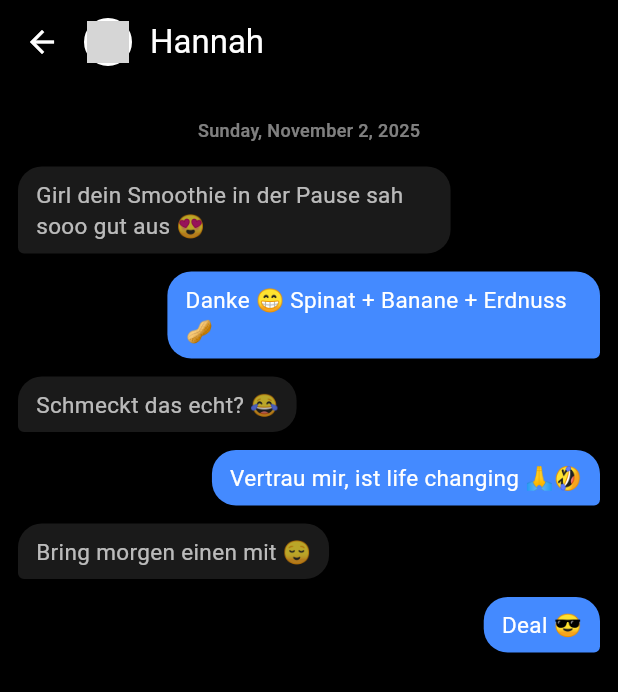
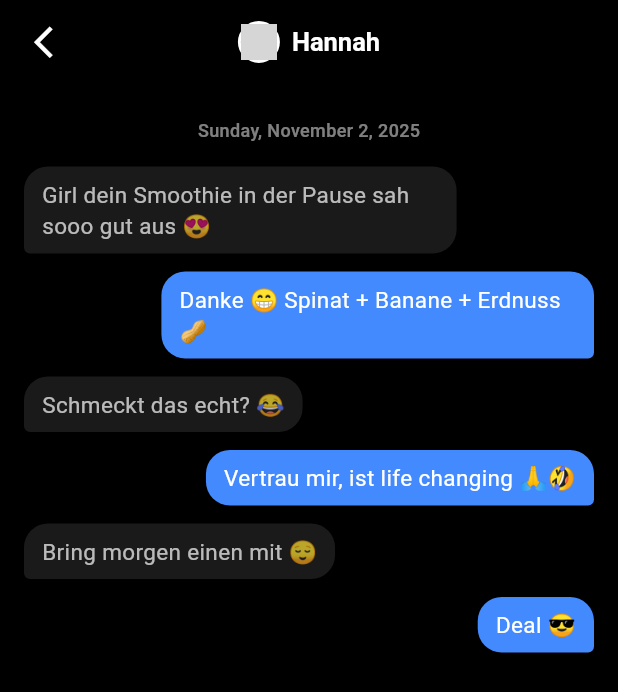
Before and after one commit to rdaze/solid-fiesta, a Flutter app: the DmListPage screen opened directly, after a tap on "Hannah", on a phone screen of 412 x 824 dp. Shown: the top 692 px of the screen. Run offline on Flutter 3.47's test engine with Material 3 defaults, Android fonts, the phone set to English and light mode, and no system bars; our stand-ins replace permission_handler, video_player; missing offline and left inert: blockies, video_thumbnail; grey boxes are pictures that could not be loaded.

Commit message:
ui improvements

```diff
--- a/lib/dms/pages/dm_list_page.dart
+++ b/lib/dms/pages/dm_list_page.dart
@@ -1,4 +1,6 @@
+import 'package:flutter/cupertino.dart';
 import 'package:flutter/material.dart';
+import 'package:flutter/services.dart';
 import '../../app/app_constants.dart';
 import '../models/chat_thread.dart';
 import '../services/dm_loader.dart';
@@ -38,7 +40,11 @@ class _DmListPageState extends State<DmListPage> {
           if (threads.isEmpty) {
             return const Center(child: Text('No chats yet.'));
           }
-          return ListView.separated(
+          return Padding(
+            padding: EdgeInsets.symmetric(
+              horizontal: MediaQuery.of(context).size.width > 600 ? 40 : 0,
+            ),
+            child: ListView.separated(
               itemCount: threads.length,
               separatorBuilder: (_, __) => const Divider(height: 1),
               itemBuilder: (context, i) {
@@ -47,21 +53,27 @@ class _DmListPageState extends State<DmListPage> {
                   leading: BlockyAvatar(seed: t.user, size: 40),
                   title: Text(t.user),
                   subtitle: Text(
-                  t.messages.isNotEmpty ? t.messages.last.text : 'No messages',
+                    t.messages.isNotEmpty
+                        ? t.messages.last.text
+                        : 'No messages',
                     maxLines: 1,
                     overflow: TextOverflow.ellipsis,
                   ),
                   trailing: const Icon(Icons.chevron_right),
                   onTap: () {
+                    HapticFeedback.selectionClick();
                     Navigator.of(context).push(
-                    MaterialPageRoute(builder: (_) => DmThreadPage(thread: t)),
-                  );
-                },
+                      CupertinoPageRoute(
+                        builder: (_) => DmThreadPage(thread: t),
+                      ),
                     );
                   },
                 );
               },
             ),
           );
+        },
+      ),
+    );
   }
 }
--- a/lib/dms/pages/dm_thread_page.dart
+++ b/lib/dms/pages/dm_thread_page.dart
@@ -8,26 +8,55 @@ class DmThreadPage extends StatelessWidget {
 
   @override
   Widget build(BuildContext context) {
+    final screenWidth = MediaQuery.of(context).size.width;
+    final contentWidth = screenWidth > 500 ? screenWidth * 0.8 : screenWidth;
+
     return Scaffold(
+      backgroundColor: Theme.of(context).scaffoldBackgroundColor,
       appBar: AppBar(
-        titleSpacing: 0,
-        title: Row(
+        titleSpacing: 5,
+        automaticallyImplyLeading: false,
+        title: Stack(
+          alignment: Alignment.center,
           children: [
-            BlockyAvatar(seed: thread.user, size: 32),
-            const SizedBox(width: 12),
-            Text(thread.user),
+            // Left aligned back button
+            Align(
+              alignment: Alignment.centerLeft,
+              child: IconButton(
+                icon: const Icon(Icons.arrow_back_ios_new, size: 25),
+                onPressed: () => Navigator.of(context).pop(),
+              ),
+            ),
+            Row(
+              mainAxisSize: MainAxisSize.min,
+              children: [
+                BlockyAvatar(seed: thread.user, size: 28),
+                const SizedBox(width: 8),
+                Text(
+                  thread.user,
+                  style: const TextStyle(
+                    fontSize: 17,
+                    fontWeight: FontWeight.w600,
+                  ),
+                ),
+              ],
+            ),
           ],
         ),
       ),
-      body: ListView.builder(
-        padding: const EdgeInsets.all(12),
+      body: Center(
+        child: ConstrainedBox(
+          constraints: BoxConstraints(maxWidth: contentWidth),
+          child: ListView.builder(
+            padding: const EdgeInsets.symmetric(horizontal: 16, vertical: 12),
             itemCount: thread.messages.length,
             itemBuilder: (context, i) {
               final m = thread.messages[i];
               final isMe = m.fromMe;
               final displayName = isMe ? 'Du' : (m.sender ?? thread.user);
               final isGroup = thread.messages.any(
-            (msg) => !msg.fromMe && msg.sender != null && msg.sender!.isNotEmpty,
+                (msg) =>
+                    !msg.fromMe && msg.sender != null && msg.sender!.isNotEmpty,
               );
 
               final prev = i > 0 ? thread.messages[i - 1] : null;
@@ -42,18 +71,21 @@ class DmThreadPage extends StatelessWidget {
                 final prevTs = prev?.timestamp;
                 final cur = m.timestamp!.toLocal();
                 final prevLocal = prevTs?.toLocal();
-            showDayHeader = prevLocal == null ||
+                showDayHeader =
+                    prevLocal == null ||
                     cur.day != prevLocal.day ||
                     cur.month != prevLocal.month ||
                     cur.year != prevLocal.year;
               }
 
               if (showDayHeader) {
-            final formatted = MaterialLocalizations.of(context)
-                .formatFullDate(m.timestamp!.toLocal());
+                final formatted = MaterialLocalizations.of(
+                  context,
+                ).formatFullDate(m.timestamp!.toLocal());
                 return Column(
-              crossAxisAlignment:
-                  isMe ? CrossAxisAlignment.end : CrossAxisAlignment.start,
+                  crossAxisAlignment: isMe
+                      ? CrossAxisAlignment.end
+                      : CrossAxisAlignment.start,
                   children: [
                     Padding(
                       padding: const EdgeInsets.symmetric(vertical: 10),
@@ -62,10 +94,9 @@ class DmThreadPage extends StatelessWidget {
                           formatted,
                           style: TextStyle(
                             fontSize: 12,
-                        color: Theme.of(context)
-                            .colorScheme
-                            .onSurface
-                            .withOpacity(0.5),
+                            color: Theme.of(
+                              context,
+                            ).colorScheme.onSurface.withOpacity(0.5),
                             fontWeight: FontWeight.w500,
                           ),
                         ),
@@ -94,6 +125,8 @@ class DmThreadPage extends StatelessWidget {
               );
             },
           ),
+        ),
+      ),
     );
   }
 
@@ -118,13 +151,19 @@ class DmThreadPage extends StatelessWidget {
 
     final nameColor = theme.colorScheme.onSurface.withOpacity(0.6);
 
+    final screenWidth = MediaQuery.of(context).size.width;
+    final maxBubbleWidth = screenWidth > 600
+        ? screenWidth * 0.55
+        : screenWidth * 0.7;
+
     return Align(
       alignment: isMe ? Alignment.centerRight : Alignment.centerLeft,
       child: Padding(
         padding: const EdgeInsets.symmetric(vertical: 6),
         child: Column(
-          crossAxisAlignment:
-              isMe ? CrossAxisAlignment.end : CrossAxisAlignment.start,
+          crossAxisAlignment: isMe
+              ? CrossAxisAlignment.end
+              : CrossAxisAlignment.start,
           children: [
             // Name shown only for others and only when the speaker changes
             if (isGroup && !isMe && !sameSenderAsPrev) ...[
@@ -136,9 +175,7 @@ class DmThreadPage extends StatelessWidget {
             ],
             Container(
               padding: const EdgeInsets.symmetric(horizontal: 12, vertical: 8),
-              constraints: BoxConstraints(
-                maxWidth: MediaQuery.of(context).size.width * 0.7,
-              ),
+              constraints: BoxConstraints(maxWidth: maxBubbleWidth),
               decoration: BoxDecoration(
                 color: bubbleColor,
                 borderRadius: BorderRadius.only(
```
Also changed, not shown: lib/app/app_shell.dart (+37 -10 lines), lib/reels/pages/reels_page.dart (+48 -2 lines), lib/shared/widgets/bottom_bar.dart (+64 -13 lines). Lines whose indentation alone changed are shown as unchanged.
